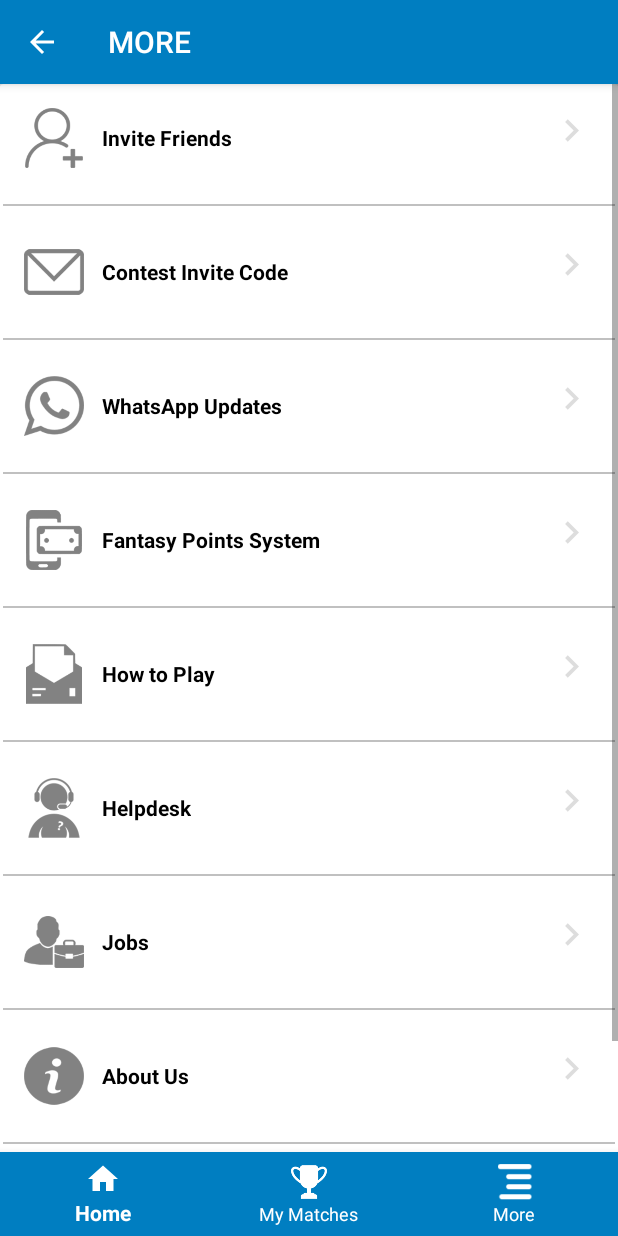
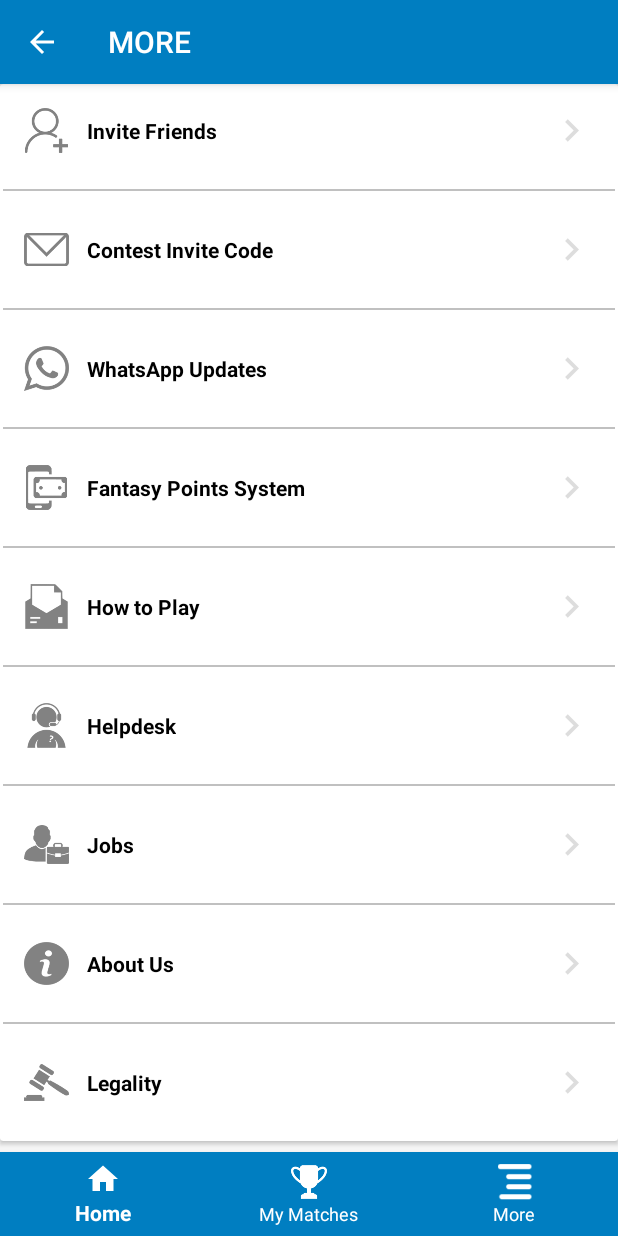
Before and after one commit to Rajat-dey/Rising11, an Android app: the HomeActivity screen opened directly, with no data from a screen before it, item 3 of the bottom bar chosen, on a phone screen of 412 x 824 dp. Run offline under Robolectric (Android 15) with nearby library versions, the phone set to English and light mode, and no system bars; our stand-ins replace Volley; libraries missing offline, so code that uses them is left out: com.mikhaellopez.circularimageview; network calls fail.

Commit message:
UI changes

```diff
--- a/app/src/main/java/com/line/rising11/HomeActivity.java
+++ b/app/src/main/java/com/line/rising11/HomeActivity.java
@@ -90,7 +90,7 @@ public class HomeActivity extends AppCompatActivity
         verified=headerview.findViewById(R.id.tv_verified);
         right=headerview.findViewById(R.id.right);
 
-        verified.setText("Non Verified");
+        verified.setText("Unverified");
         right.setVisibility(View.INVISIBLE);
 
 
--- a/app/src/main/res/layout/activity_home_more.xml
+++ b/app/src/main/res/layout/activity_home_more.xml
@@ -35,8 +35,8 @@
                             android:orientation="horizontal"
                             android:gravity="center_vertical">
                             <ImageView
-                                android:layout_width="40dp"
-                                android:layout_height="40dp"
+                                android:layout_width="30dp"
+                                android:layout_height="30dp"
                                 android:src="@drawable/invitefriends"/>
                             <TextView
                                 android:layout_width="wrap_content"
@@ -72,8 +72,8 @@
                             android:orientation="horizontal"
                             android:gravity="center_vertical">
                             <ImageView
-                                android:layout_width="40dp"
-                                android:layout_height="40dp"
+                                android:layout_width="30dp"
+                                android:layout_height="30dp"
                                 android:src="@drawable/mgs"/>
                             <TextView
                                 android:layout_width="wrap_content"
@@ -109,8 +109,8 @@
                             android:orientation="horizontal"
                             android:gravity="center_vertical">
                             <ImageView
-                                android:layout_width="40dp"
-                                android:layout_height="40dp"
+                                android:layout_width="30dp"
+                                android:layout_height="30dp"
                                 android:src="@drawable/whatsappgray"/>
                             <TextView
                                 android:layout_width="wrap_content"
@@ -145,8 +145,8 @@
                             android:orientation="horizontal"
                             android:gravity="center_vertical">
                             <ImageView
-                                android:layout_width="40dp"
-                                android:layout_height="40dp"
+                                android:layout_width="30dp"
+                                android:layout_height="30dp"
                                 android:src="@drawable/pointsystem"/>
                             <TextView
                                 android:layout_width="wrap_content"
@@ -182,8 +182,8 @@
                             android:orientation="horizontal"
                             android:gravity="center_vertical">
                             <ImageView
-                                android:layout_width="40dp"
-                                android:layout_height="40dp"
+                                android:layout_width="30dp"
+                                android:layout_height="30dp"
                                 android:src="@drawable/howtoplay"/>
                             <TextView
                                 android:layout_width="wrap_content"
@@ -218,8 +218,8 @@
                             android:orientation="horizontal"
                             android:gravity="center_vertical">
                             <ImageView
-                                android:layout_width="40dp"
-                                android:layout_height="40dp"
+                                android:layout_width="30dp"
+                                android:layout_height="30dp"
                                 android:src="@drawable/helpdesk"/>
                             <TextView
                                 android:layout_width="wrap_content"
@@ -254,8 +254,8 @@
                             android:orientation="horizontal"
                             android:gravity="center_vertical">
                             <ImageView
-                                android:layout_width="40dp"
-                                android:layout_height="40dp"
+                                android:layout_width="30dp"
+                                android:layout_height="30dp"
                                 android:src="@drawable/jobs"/>
                             <TextView
                                 android:layout_width="wrap_content"
@@ -290,8 +290,8 @@
                             android:orientation="horizontal"
                             android:gravity="center_vertical">
                             <ImageView
-                                android:layout_width="40dp"
-                                android:layout_height="40dp"
+                                android:layout_width="30dp"
+                                android:layout_height="30dp"
                                 android:src="@drawable/aboutus" />
                             <TextView
                                 android:layout_width="wrap_content"
@@ -326,8 +326,8 @@
                             android:orientation="horizontal"
                             android:gravity="center_vertical">
                             <ImageView
-                                android:layout_width="40dp"
-                                android:layout_height="40dp"
+                                android:layout_width="30dp"
+                                android:layout_height="30dp"
                                 android:src="@drawable/legal" />
                             <TextView
                                 android:layout_width="wrap_content"
--- a/app/src/main/res/layout/nav_header_home.xml
+++ b/app/src/main/res/layout/nav_header_home.xml
@@ -38,6 +38,7 @@
                 android:layout_height="wrap_content"
                 android:paddingTop="@dimen/nav_header_vertical_spacing"
                 android:text="Deeraj Kumawat"
+                android:textStyle="bold"
                 android:textSize="16sp"
                 android:textColor="@android:color/white"
                 android:textAllCaps="true"
@@ -49,6 +50,7 @@
                 android:layout_height="wrap_content"
                 android:text="Verified"
                 android:textSize="16sp"
+                android:textStyle="bold"
                 android:textColor="@android:color/white"
                 android:layout_below="@id/tv_user_name"/>
 
```
